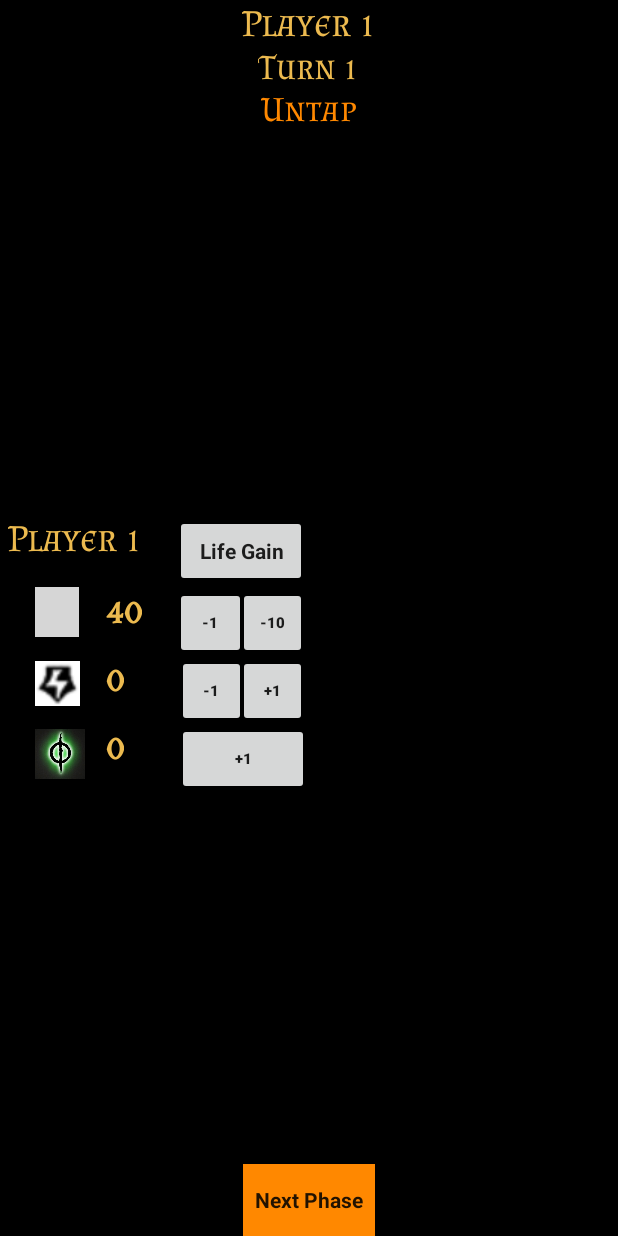
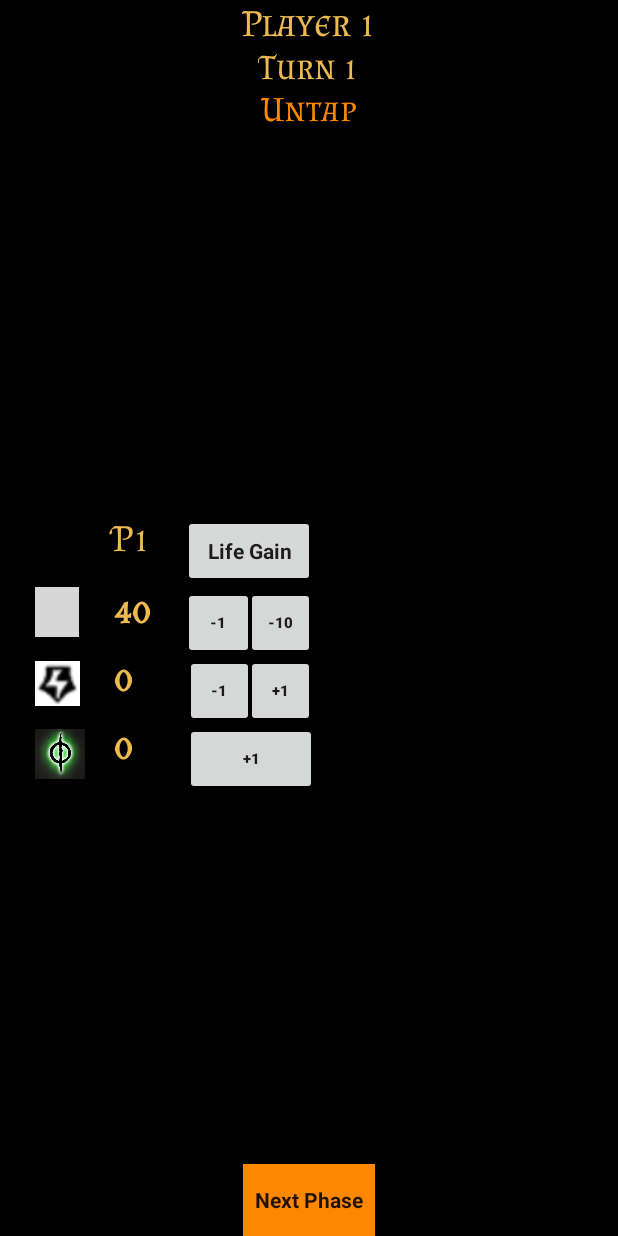
Before and after one commit to apj11c/MTGHelper, an Android app: the CommanderActivity screen opened directly, with no data from a screen before it, on a phone screen of 412 x 824 dp. Run offline under Robolectric (Android 15) with nearby library versions, the phone set to English and light mode, and no system bars; Roboto replaces fonts that are not available here; grey boxes are pictures that could not be loaded.

Commit message:
some changes to layout. Needs work aligning icons

```diff
--- a/app/src/main/res/layout/activity_commander.xml
+++ b/app/src/main/res/layout/activity_commander.xml
@@ -14,7 +14,8 @@
         android:layout_height="match_parent"
         android:layout_alignParentStart="true"
         android:layout_alignParentTop="true"
-        android:paddingLeft="5dp">
+        android:paddingLeft="5dp"
+        android:layout_alignParentLeft="true">
 
         <TextView
             android:id="@+id/Player"
@@ -27,7 +28,7 @@
             android:shadowColor="#FF0000"
             android:shadowDx="2"
             android:shadowDy="2"
-            android:text="Player 1"
+            android:text="               P1"
             android:textColor="#ecba4f"
             android:textSize="25sp"
             app:fontFamily="@font/almendra_sc" />
@@ -58,7 +59,8 @@
             android:textColor="#ecba4f"
             android:textSize="25sp"
             android:textStyle="bold"
-            app:fontFamily="@font/almendra_sc" />
+            app:fontFamily="@font/almendra_sc"
+            android:layout_alignRight="@+id/Player" />
 
         <Button
             android:id="@+id/health-1"
@@ -68,7 +70,8 @@
             android:layout_below="@+id/toggle_gain"
             android:text="-1"
             android:textSize="10sp"
-            android:textStyle="bold" />
+            android:textStyle="bold"
+            android:layout_alignLeft="@+id/toggle_gain" />
 
         <Button
             android:id="@+id/health-10"
@@ -78,7 +81,8 @@
             android:layout_below="@+id/toggle_gain"
             android:text="-10"
             android:textSize="10sp"
-            android:textStyle="bold" />
+            android:textStyle="bold"
+            android:layout_alignRight="@+id/toggle_gain" />
 
         <TextView
             android:id="@+id/EnergyLabel"
@@ -119,7 +123,8 @@
             android:layout_alignTop="@+id/EnergyLabel"
             android:text="+1"
             android:textSize="10sp"
-            android:textStyle="bold" />
+            android:textStyle="bold"
+            android:layout_alignRight="@+id/toggle_gain" />
 
         <TextView
             android:id="@+id/PoisonLabel"
@@ -153,29 +158,35 @@
             android:textStyle="bold" />
 
         <ImageView
-            android:id="@+id/imageView2"
+            android:id="@+id/HeartIcon"
             android:layout_width="29dp"
             android:layout_height="33dp"
+            android:layout_alignLeft="@+id/Player"
             android:layout_alignParentStart="true"
             android:layout_below="@+id/toggle_gain"
+            android:layout_marginLeft="0dp"
             android:layout_marginStart="18dp"
-            app:srcCompat="@drawable/heart_with_white_border_th" />
+            app:srcCompat="@drawable/heart_with_white_border_th"
+            android:layout_alignParentLeft="true" />
 
         <ImageView
-            android:id="@+id/imageView3"
+            android:id="@+id/EnergyIcon"
             android:layout_width="30dp"
             android:layout_height="32dp"
-            android:layout_alignStart="@+id/imageView2"
+            android:layout_alignStart="@+id/HeartIcon"
             android:layout_below="@+id/health-1"
-            app:srcCompat="@drawable/magic_energy" />
+
+            app:srcCompat="@drawable/magic_energy"
+            android:layout_alignLeft="@+id/HeartIcon" />
 
         <ImageView
-            android:id="@+id/imageView5"
+            android:id="@+id/PoisonIcon"
             android:layout_width="33dp"
             android:layout_height="35dp"
-            android:layout_alignStart="@+id/imageView2"
+            android:layout_alignStart="@+id/HeartIcon"
             android:layout_below="@+id/energyDown"
-            app:srcCompat="@drawable/poison_counter" />
+            app:srcCompat="@drawable/poison_counter"
+            android:layout_alignLeft="@+id/HeartIcon" />
 
 
     </RelativeLayout>
```
